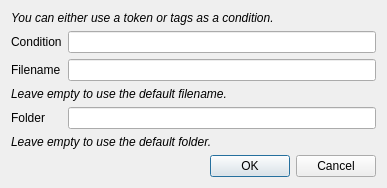
Before: the Qt Designer form src/gui/src/settings/condition-window.ui in Bionus/imgbrd-grabber, drawn with Qt 5.
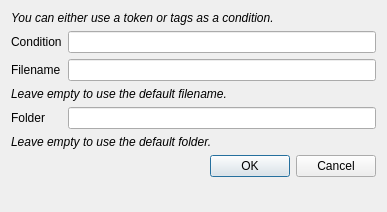
After: the same form once the commit is applied. Icons and pictures are not drawn.

The edit to the form file:
```diff
--- a/src/gui/src/settings/condition-window.ui
+++ b/src/gui/src/settings/condition-window.ui
@@ -10,7 +10,7 @@
     <x>0</x>
     <y>0</y>
     <width>387</width>
-    <height>176</height>
+    <height>212</height>
    </rect>
   </property>
   <property name="windowTitle">
```
Left out of the diff: 29 changed lines with no effect on the pictures.
